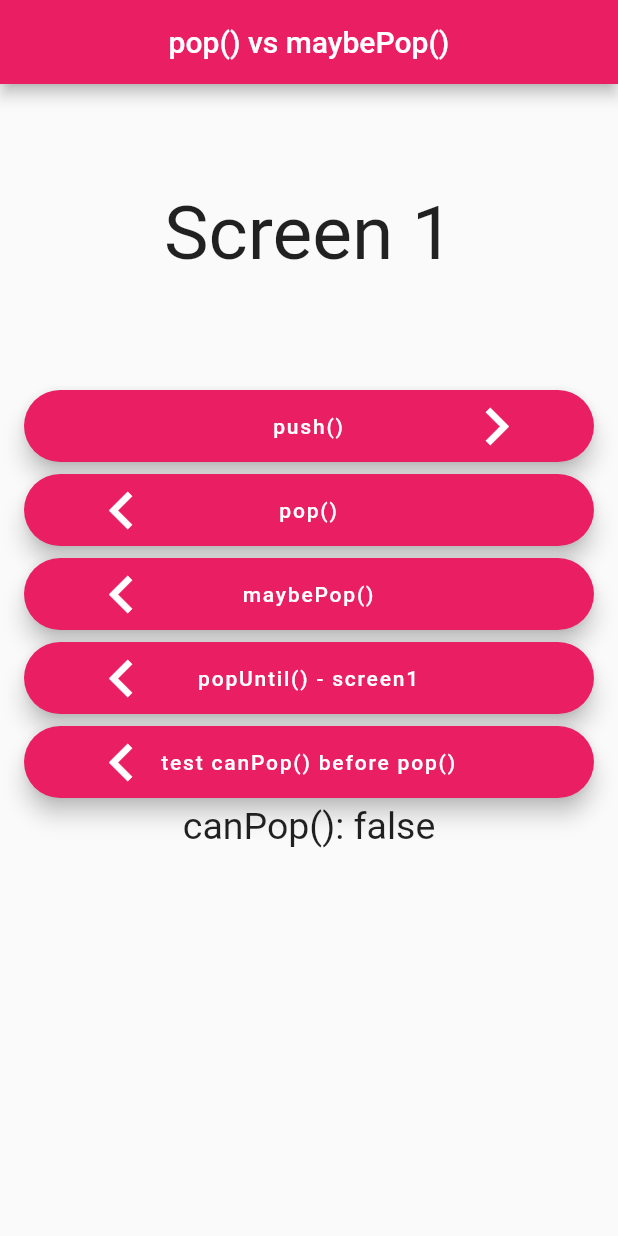
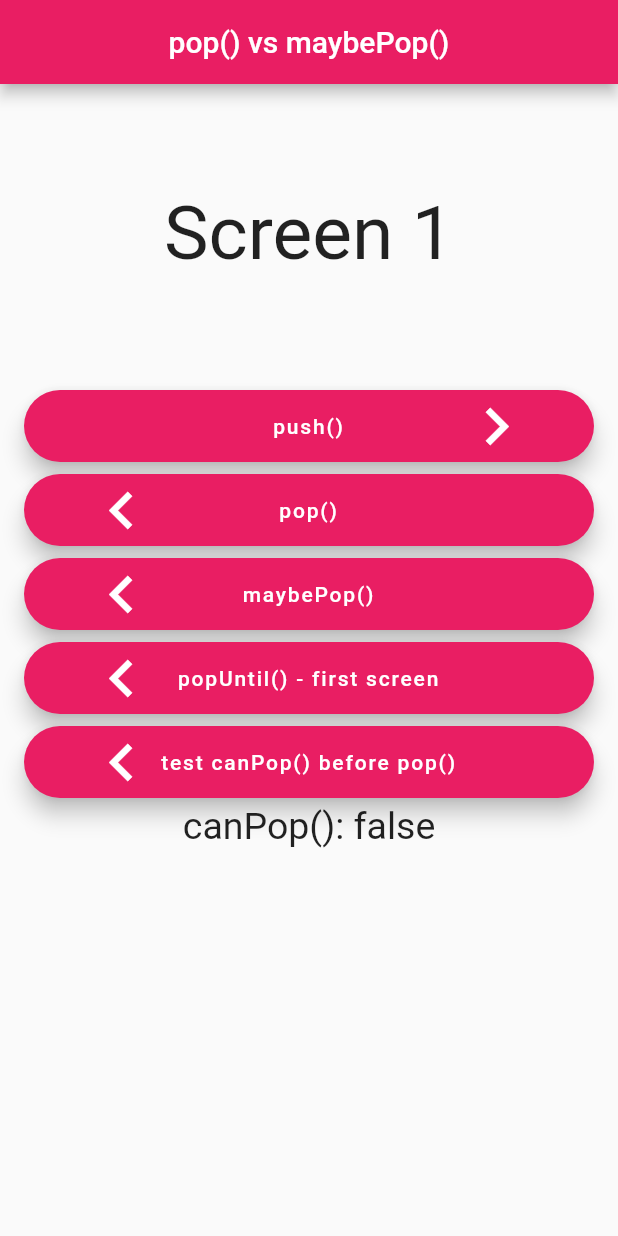
Before and after one commit to jumail-utm/navigation_push_pop, a Flutter app: the screen it shows after launch, on a phone screen of 412 x 824 dp. Run offline on Flutter 3.47's test engine with Material 2 defaults, Android fonts, the phone set to English and light mode, and no system bars.

Commit message:
popUntil() without route name

```diff
--- a/lib/main.dart
+++ b/lib/main.dart
@@ -83,9 +83,12 @@ class Screen extends StatelessWidget {
             ),
             _Button(
                 showPrevious: true,
-                caption: 'popUntil() - screen1',
+                caption: 'popUntil() - first screen',
                 onPressed: () {
-                  Navigator.popUntil(context, ModalRoute.withName('/screen1'));
+                  // Navigator.popUntil(context, ModalRoute.withName('/screen1'));
+
+                  // Alternatively
+                  Navigator.popUntil(context, (route) => route.isFirst);
                 }),
             _Button(
               showPrevious: true,
```
